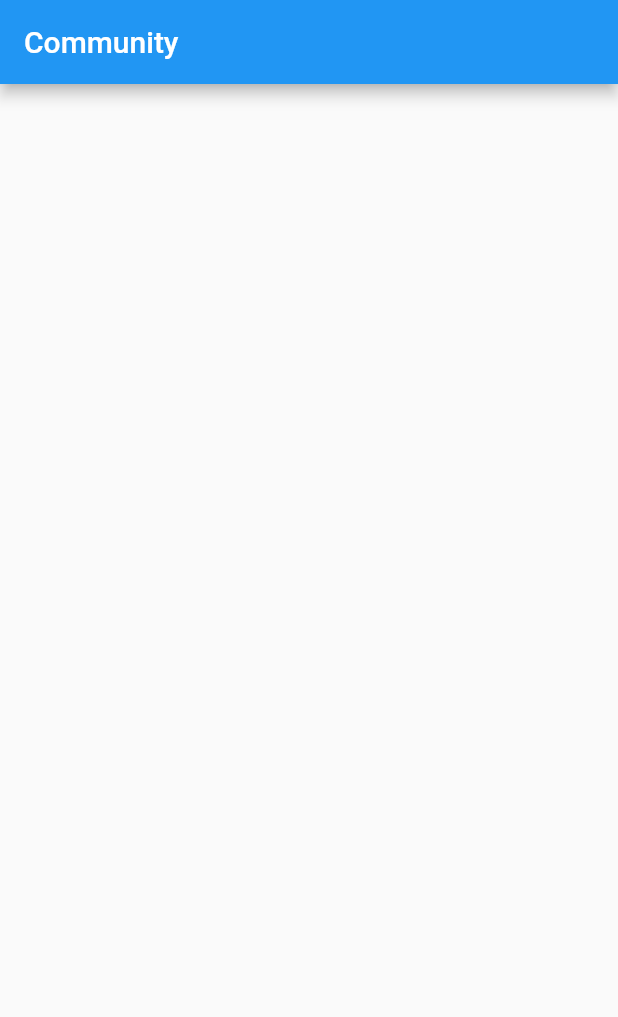
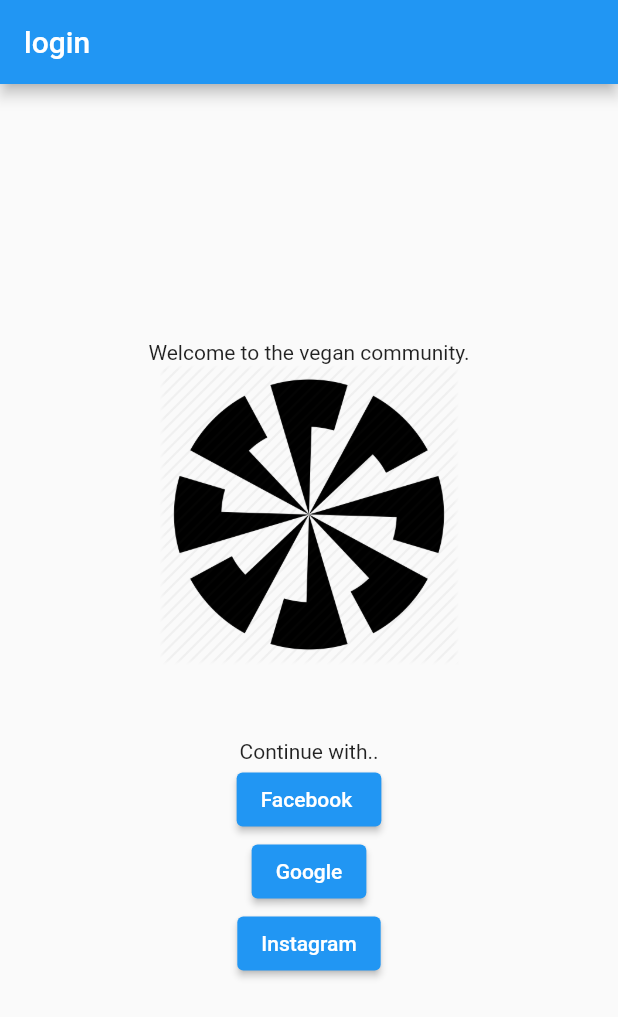
Before and after one commit to Abiidahiya/community_, a Flutter app: the screen it shows after launch, on a phone screen of 412 x 824 dp. Shown: the top 1017 px of the screen. Run offline on Flutter 3.47's test engine with Material 2 defaults, Android fonts, the phone set to English and light mode, and no system bars; our stand-ins replace firebase_auth, google_sign_in; accounts and stored records are empty.

Commit message:
Project setup, 1. Facebook login UI only 2. Google SignIN UI 3. Instagram UI

```diff
--- a/lib/home_screen.dart
+++ /dev/null
@@ -1,24 +0,0 @@
-import 'package:flutter/cupertino.dart';
-import 'package:flutter/material.dart';
-
-class HomeScreen extends StatefulWidget {
-  const HomeScreen({Key? key}) : super(key: key);
-
-  @override
-  State<HomeScreen> createState() => _HomeScreenState();
-}
-class _HomeScreenState extends State<HomeScreen> {
-  @override
-  Widget build(BuildContext context) {
-    return Scaffold(
-      appBar: AppBar(
-        title: Text('Community'),
-      ),
-      body: Column(
-        children: [
-
-        ],
-      ),
-    );
-  }
-}
--- /dev/null
+++ b/lib/login_screen.dart
@@ -0,0 +1,59 @@
+import 'package:flutter/material.dart';
+import 'sign_google.dart';
+
+class LoginScreen extends StatefulWidget {
+  const LoginScreen({Key? key}) : super(key: key);
+
+  @override
+  State<LoginScreen> createState() => _LoginScreenState();
+}
+
+class _LoginScreenState extends State<LoginScreen> {
+
+
+
+  @override
+  Widget build(BuildContext context) {
+    return Scaffold(
+        appBar: AppBar(
+          title: const Text('login'),
+        ),
+        body: Padding(
+          padding: const EdgeInsets.symmetric(horizontal: 10),
+          child: Center(
+            child: Column(mainAxisAlignment: MainAxisAlignment.center,
+              crossAxisAlignment: CrossAxisAlignment.center,
+              children: [
+                const Text('Welcome to the vegan community.'),
+                SizedBox(height: 200, width: 200,
+                  child: Image.asset('assets/logo.png'),),
+
+                const SizedBox(height: 50),
+                const Text('Continue with..'),
+
+
+
+                ElevatedButton(
+                    style:ElevatedButton.styleFrom(),
+                    onPressed: (){
+
+                    }, child: const Text('Facebook ')),
+                ElevatedButton(
+                    style:ElevatedButton.styleFrom(),
+                    onPressed: (){
+                      signInWithGoogle();
+                      },
+                    child: const Text('Google')),
+                ElevatedButton(
+                    style:ElevatedButton.styleFrom(),
+                    onPressed: (){
+
+                    }, child: const Text('Instagram')),
+
+              ],
+            ),
+          ),
+        )
+    );
+  }
+}
--- a/lib/main.dart
+++ b/lib/main.dart
@@ -1,4 +1,4 @@
-import 'package:community/home_screen.dart';
+import 'package:community/login_screen.dart';
 import 'package:flutter/material.dart';
 
 void main() {
@@ -14,18 +14,9 @@
     return MaterialApp(
       title: 'Flutter Demo',
       theme: ThemeData(
-        // This is the theme of your application.
-        //
-        // Try running your application with "flutter run". You'll see the
-        // application has a blue toolbar. Then, without quitting the app, try
-        // changing the primarySwatch below to Colors.green and then invoke
-        // "hot reload" (press "r" in the console where you ran "flutter run",
-        // or simply save your changes to "hot reload" in a Flutter IDE).
-        // Notice that the counter didn't reset back to zero; the application
-        // is not restarted.
         primarySwatch: Colors.blue,
       ),
-      home: const HomeScreen(),
+      home: const LoginScreen(),
     );
   }
 }
```
Also changed, not shown: lib/sign_google.dart (added, +13 -0 lines), pubspec.yaml (+9 -3 lines), assets/logo.png (added), pubspec.lock, 2 other files.
